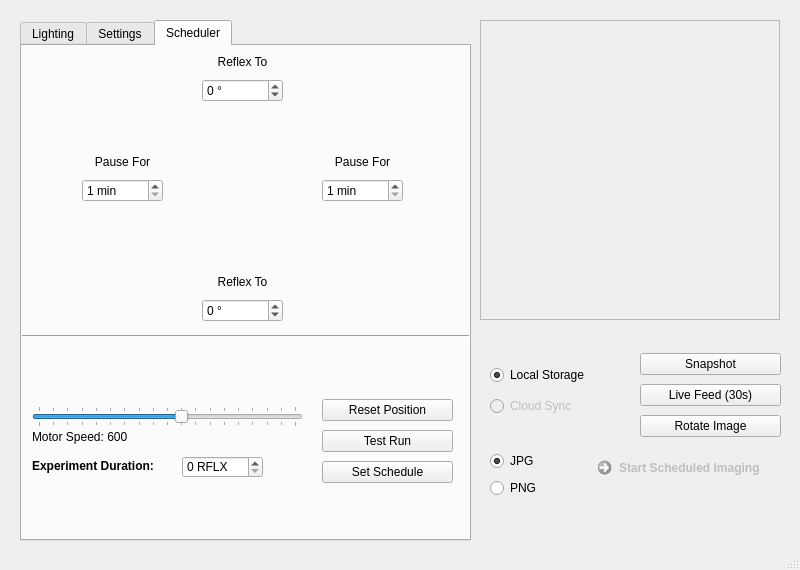
This is _ui/FlashLapse_CP.ui in CoSE-Jerry/Flashlapse_NEO as Qt 5 draws it before an edit. The edited form follows.
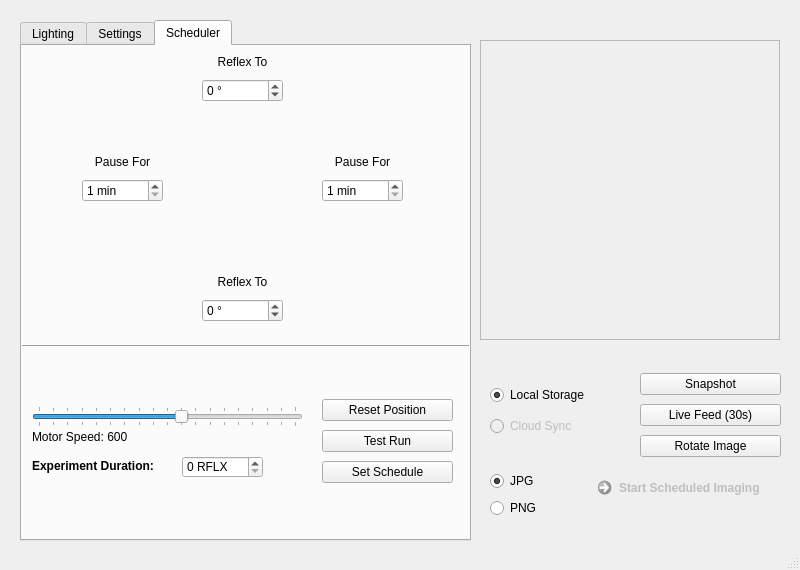
This is the edited form. The open tabs and pages were chosen to show the change. Icons and pictures are not drawn.

What changed in the file:
```diff
--- a/_ui/FlashLapse_CP.ui
+++ b/_ui/FlashLapse_CP.ui
@@ -22,7 +22,7 @@
     <property name="geometry">
      <rect>
       <x>480</x>
-      <y>20</y>
+      <y>40</y>
       <width>300</width>
       <height>300</height>
      </rect>
@@ -53,7 +53,7 @@
     <property name="geometry">
      <rect>
       <x>490</x>
-      <y>450</y>
+      <y>470</y>
       <width>91</width>
       <height>51</height>
      </rect>
@@ -1141,7 +1141,7 @@
       <property name="geometry">
        <rect>
         <x>-10</x>
-        <y>280</y>
+        <y>290</y>
         <width>461</width>
         <height>21</height>
        </rect>
@@ -1250,7 +1250,7 @@
        <rect>
         <x>10</x>
         <y>410</y>
-        <width>131</width>
+        <width>161</width>
         <height>21</height>
        </rect>
       </property>
@@ -1277,7 +1277,7 @@
     <property name="geometry">
      <rect>
       <x>490</x>
-      <y>360</y>
+      <y>380</y>
       <width>121</width>
       <height>61</height>
      </rect>
@@ -1309,7 +1309,7 @@
     <property name="geometry">
      <rect>
       <x>640</x>
-      <y>350</y>
+      <y>370</y>
       <width>141</width>
       <height>91</height>
      </rect>
@@ -1348,7 +1348,7 @@
     <property name="geometry">
      <rect>
       <x>590</x>
-      <y>450</y>
+      <y>470</y>
       <width>201</width>
       <height>51</height>
      </rect>
```
Left out of the diff: 2 changed lines with no effect on the pictures.
